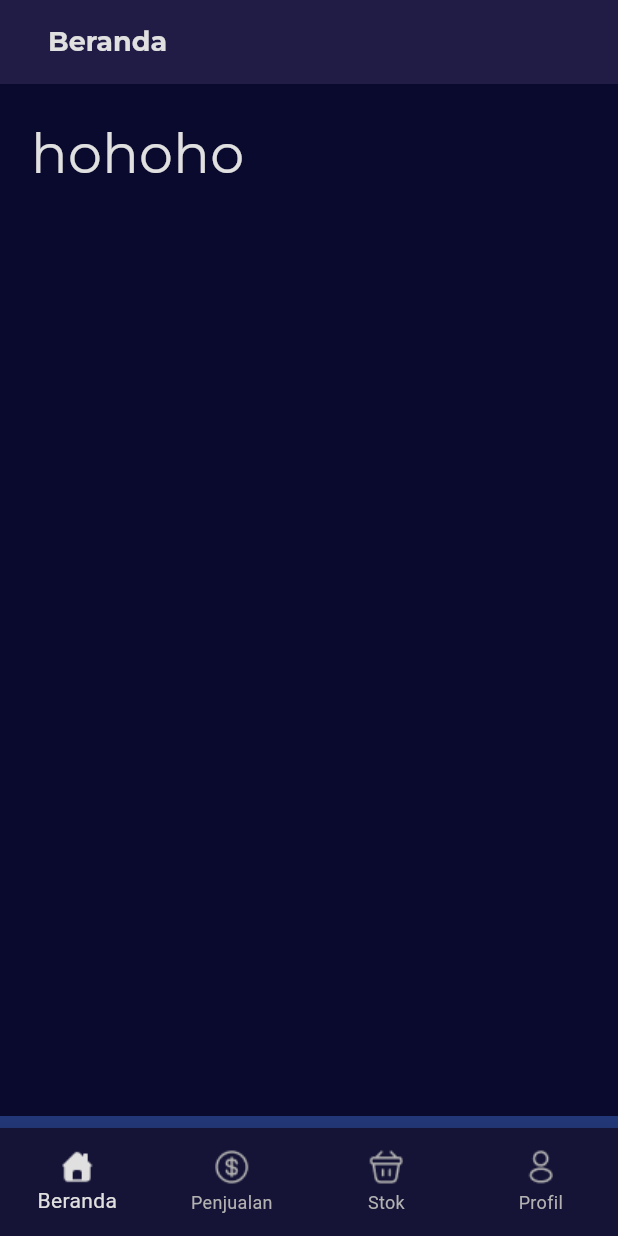
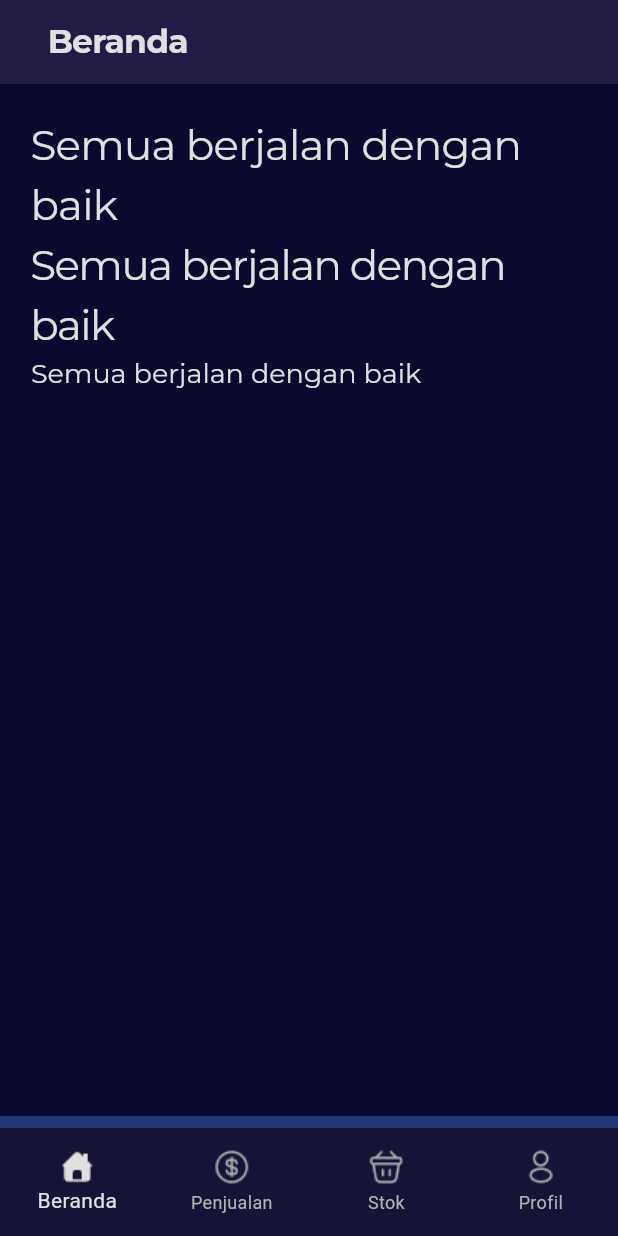
Before and after one commit to Bizniz-Corp/BizGrow-Mobile, a Flutter app: the screen it shows after launch, on a phone screen of 412 x 824 dp. Run offline on Flutter 3.47's test engine with Material 3 defaults, Android fonts, the phone set to English and light mode, and no system bars; our stand-ins replace google_fonts.

Commit message:
[REFACTOR] change from style font using file ttf to using google fonts

```diff
--- a/bizgrow_mobile_frontend/lib/screens/beranda/beranda_screen.dart
+++ b/bizgrow_mobile_frontend/lib/screens/beranda/beranda_screen.dart
@@ -1,5 +1,6 @@
 import 'package:bizgrow_mobile_frontend/themes/colors.dart';
 import 'package:flutter/material.dart';
+import 'package:google_fonts/google_fonts.dart';
 import 'package:bizgrow_mobile_frontend/widgets/navbar.dart';
 import 'package:bizgrow_mobile_frontend/themes/theme.dart';
 import 'package:bizgrow_mobile_frontend/themes/text_styles.dart';
@@ -17,9 +18,21 @@ class beranda_sceen extends StatelessWidget{
           crossAxisAlignment: CrossAxisAlignment.start,
           children: [
             Text(
-              'hohoho',
-              style: Regular.h1.withColor(Monochrome.whiteDarkMode),
-            )
+              'Semua berjalan dengan baik',
+              style: GoogleFonts.montserrat(fontSize: 28, color: Monochrome.whiteDarkMode,
+              letterSpacing: -0.5
+              ),
+            ),
+            Text(
+              'Semua berjalan dengan baik',
+              style: GoogleFonts.montserrat(fontSize: 28, color: Monochrome.whiteDarkMode,
+              letterSpacing: -1
+              ),
+            ),
+            Text(
+              'Semua berjalan dengan baik',
+              style: Regular.large.withColor(Monochrome.whiteDarkMode),
+            ),
           ],
         ),
       ),
--- a/bizgrow_mobile_frontend/lib/themes/text_styles.dart
+++ b/bizgrow_mobile_frontend/lib/themes/text_styles.dart
@@ -1,4 +1,5 @@
 import 'package:flutter/material.dart';
+import 'package:google_fonts/google_fonts.dart';
 
 // Extension untuk TextStyle
 extension TextStyleExtension on TextStyle {
@@ -14,133 +15,153 @@ extension TextStyleExtension on TextStyle {
 // );
 
 class Regular{
-  static const TextStyle h1 = TextStyle(
-    fontFamily: 'Montserrat',
+  static TextStyle h1 = GoogleFonts.montserrat(
     fontSize: 36,
-    fontWeight: FontWeight.normal
+    fontWeight: FontWeight.normal,
+    letterSpacing: -1.5
   );
-  static const TextStyle h2 = TextStyle(
-    fontFamily: 'Montserrat',
+
+  static TextStyle h2 = GoogleFonts.montserrat(
     fontSize: 28,
-    fontWeight: FontWeight.normal
+    fontWeight: FontWeight.normal,
+    letterSpacing: -1
   );
-  static const TextStyle h3 = TextStyle(
-    fontFamily: 'Montserrat',
+
+  static TextStyle h3 = GoogleFonts.montserrat(
     fontSize: 22,
-    fontWeight: FontWeight.normal
+    fontWeight: FontWeight.normal,
+    letterSpacing: -0.5
   );
-  static const TextStyle large = TextStyle(
-    fontFamily: 'Montserrat',
+
+  static TextStyle large = GoogleFonts.montserrat(
     fontSize: 18,
-    fontWeight: FontWeight.normal
+    fontWeight: FontWeight.normal,
+    letterSpacing: 0
   );
-  static const TextStyle body = TextStyle(
-    fontFamily: 'Montserrat',
+
+  static TextStyle body = GoogleFonts.montserrat(
     fontSize: 14,
-    fontWeight: FontWeight.normal
+    fontWeight: FontWeight.normal,
+    letterSpacing: 0.5
   );
-  static const TextStyle small = TextStyle(
-    fontFamily: 'Montserrat',
+
+  static TextStyle small = GoogleFonts.montserrat(
     fontSize: 12,
-    fontWeight: FontWeight.normal
+    fontWeight: FontWeight.normal,
+    letterSpacing: 1
   );
 }
 
 class SemiBold{
-  static const TextStyle h1 = TextStyle(
-    fontFamily: 'Montserrat',
+  static TextStyle h1 = GoogleFonts.montserrat(
     fontSize: 36,
-    fontWeight: FontWeight.w600
+    fontWeight: FontWeight.w600,
+    letterSpacing: -1.5
   );
-  static const TextStyle h2 = TextStyle(
-    fontFamily: 'Montserrat',
+
+  static TextStyle h2 = GoogleFonts.montserrat(
     fontSize: 28,
-    fontWeight: FontWeight.w600
+    fontWeight: FontWeight.w600,
+    letterSpacing: -1
   );
-  static const TextStyle h3 = TextStyle(
-    fontFamily: 'Montserrat',
+
+  static TextStyle h3 = GoogleFonts.montserrat(
     fontSize: 22,
-    fontWeight: FontWeight.w600
+    fontWeight: FontWeight.w600,
+    letterSpacing: -0.5
   );
-  static const TextStyle large = TextStyle(
-    fontFamily: 'Montserrat',
+
+  static TextStyle large = GoogleFonts.montserrat(
     fontSize: 18,
-    fontWeight: FontWeight.w600
+    fontWeight: FontWeight.w600,
+    letterSpacing: 0
   );
-  static const TextStyle body = TextStyle(
-    fontFamily: 'Montserrat',
+
+  static TextStyle body = GoogleFonts.montserrat(
     fontSize: 14,
-    fontWeight: FontWeight.w600
+    fontWeight: FontWeight.w600,
+    letterSpacing: 0.5
   );
-  static const TextStyle small = TextStyle(
-    fontFamily: 'Montserrat',
+
+  static TextStyle small = GoogleFonts.montserrat(
     fontSize: 12,
-    fontWeight: FontWeight.w600
+    fontWeight: FontWeight.w600,
+    letterSpacing: 1
   );
 }
 
 class Bold{
-  static const TextStyle h1 = TextStyle(
-    fontFamily: 'Montserrat',
+  static TextStyle h1 = GoogleFonts.montserrat(
     fontSize: 36,
-    fontWeight: FontWeight.w700
+    fontWeight: FontWeight.w700,
+    letterSpacing: -1.5
   );
-  static const TextStyle h2 = TextStyle(
-    fontFamily: 'Montserrat',
+
+  static TextStyle h2 = GoogleFonts.montserrat(
     fontSize: 28,
-    fontWeight: FontWeight.w700
+    fontWeight: FontWeight.w700,
+    letterSpacing: -1
   );
-  static const TextStyle h3 = TextStyle(
-    fontFamily: 'Montserrat',
+
+  static TextStyle h3 = GoogleFonts.montserrat(
     fontSize: 22,
-    fontWeight: FontWeight.w700
+    fontWeight: FontWeight.w700,
+    letterSpacing: -0.5
   );
-  static const TextStyle large = TextStyle(
-    fontFamily: 'Montserrat',
+
+  static TextStyle large = GoogleFonts.montserrat(
     fontSize: 18,
-    fontWeight: FontWeight.w700
+    fontWeight: FontWeight.w700,
+    letterSpacing: 0
   );
-  static const TextStyle body = TextStyle(
-    fontFamily: 'Montserrat',
+
+  static TextStyle body = GoogleFonts.montserrat(
     fontSize: 14,
-    fontWeight: FontWeight.w700
+    fontWeight: FontWeight.w700,
+    letterSpacing: 0.5
   );
-  static const TextStyle small = TextStyle(
-    fontFamily: 'Montserrat',
+
+  static TextStyle small = GoogleFonts.montserrat(
     fontSize: 12,
-    fontWeight: FontWeight.w700
+    fontWeight: FontWeight.w700,
+    letterSpacing: 1
   );
 }
 
 class Black{
-  static const TextStyle h1 = TextStyle(
-    fontFamily: 'Montserrat',
+  static TextStyle h1 = GoogleFonts.montserrat(
     fontSize: 36,
-    fontWeight: FontWeight.w900
+    fontWeight: FontWeight.w900,
+    letterSpacing: -1.5
   );
-  static const TextStyle h2 = TextStyle(
-    fontFamily: 'Montserrat',
+
+  static TextStyle h2 = GoogleFonts.montserrat(
     fontSize: 28,
-    fontWeight: FontWeight.w900
+    fontWeight: FontWeight.w900,
+    letterSpacing: -1
   );
-  static const TextStyle h3 = TextStyle(
-    fontFamily: 'Montserrat',
+
+  static TextStyle h3 = GoogleFonts.montserrat(
     fontSize: 22,
-    fontWeight: FontWeight.w900
+    fontWeight: FontWeight.w900,
+    letterSpacing: -0.5
   );
-  static const TextStyle large = TextStyle(
-    fontFamily: 'Montserrat',
+
+  static TextStyle large = GoogleFonts.montserrat(
     fontSize: 18,
-    fontWeight: FontWeight.w900
+    fontWeight: FontWeight.w900,
+    letterSpacing: 0
   );
-  static const TextStyle body = TextStyle(
-    fontFamily: 'Montserrat',
+
+  static TextStyle body = GoogleFonts.montserrat(
     fontSize: 14,
-    fontWeight: FontWeight.w900
+    fontWeight: FontWeight.w900,
+    letterSpacing: 0.5
   );
-  static const TextStyle small = TextStyle(
-    fontFamily: 'Montserrat',
+
+  static TextStyle small = GoogleFonts.montserrat(
     fontSize: 12,
-    fontWeight: FontWeight.w900
+    fontWeight: FontWeight.w900,
+    letterSpacing: 1
   );
 }
--- a/bizgrow_mobile_frontend/lib/themes/theme.dart
+++ b/bizgrow_mobile_frontend/lib/themes/theme.dart
@@ -7,7 +7,7 @@ class BizGrowTheme{
     scaffoldBackgroundColor: Main.background,
     appBarTheme: AppBarTheme(
       backgroundColor: Main.darkBlue,
-      titleTextStyle: Bold.large.withColor(Monochrome.whiteDarkMode),
+      titleTextStyle: Bold.h3.withColor(Monochrome.whiteDarkMode),
       elevation: 48,
       titleSpacing: 32
     ),
```
Also changed, not shown: bizgrow_mobile_frontend/pubspec.yaml (+1 -11 lines), bizgrow_mobile_frontend/lib/assets/fonts/Montserrat-Black.ttf (deleted), bizgrow_mobile_frontend/lib/assets/fonts/Montserrat-Bold.ttf (deleted), bizgrow_mobile_frontend/lib/assets/fonts/Montserrat-Regular.ttf (deleted), bizgrow_mobile_frontend/lib/assets/fonts/Montserrat-SemiBold.ttf (deleted), bizgrow_mobile_frontend/pubspec.lock, 1 other file.
